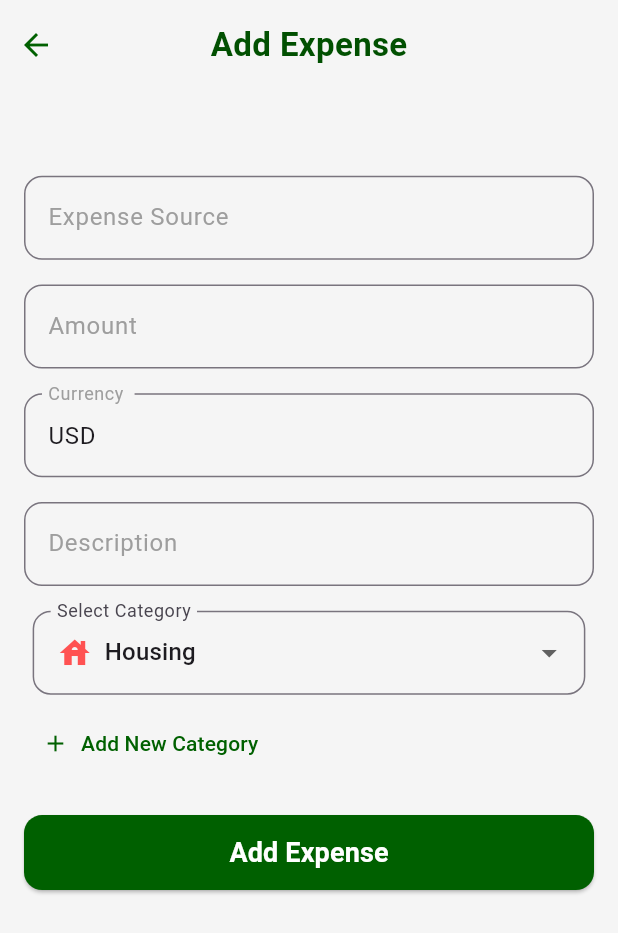
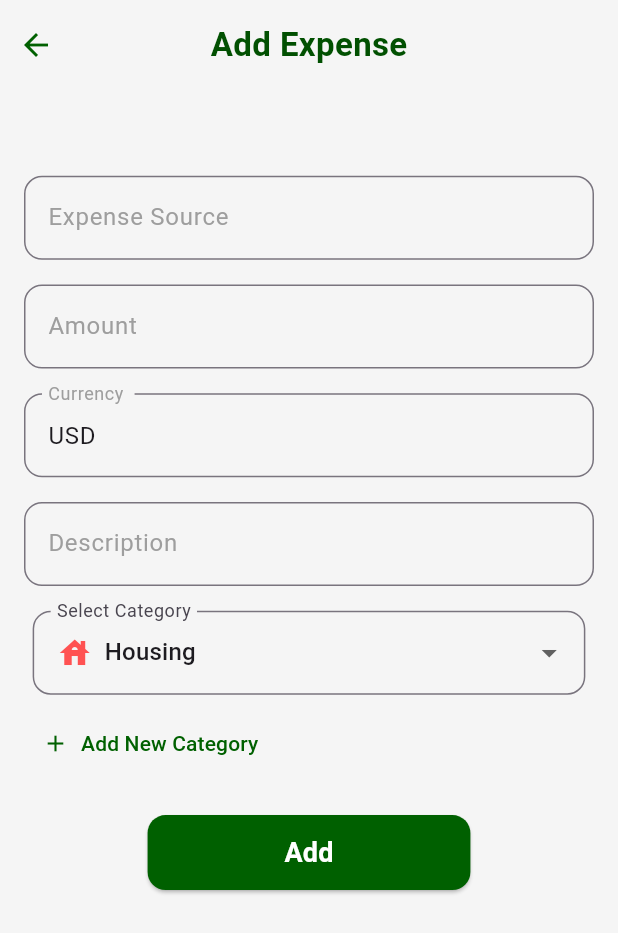
Before and after one commit to Expen-scope/exs-appp, a Flutter app: the AddExpences screen opened by its route, on a phone screen of 412 x 824 dp. Shown: the top 933 px of the screen. Run offline on Flutter 3.47's test engine with Material 3 defaults, Android fonts, the phone set to English and light mode, and no system bars; our stand-ins replace awesome_dialog, dio, fl_chart, flutter_local_notifications, flutter_secure_storage, get and 7 more; accounts and stored records are empty; Roboto replaces fonts that are missing (Cairo); statements that could not run were skipped.

Commit message:
edit add click

```diff
--- a/lib/view/AddExpense.dart
+++ b/lib/view/AddExpense.dart
@@ -218,7 +218,9 @@ class _AddExpencesState extends State<AddExpences> {
               ),
             ),
             SizedBox(height: 24),
-            ElevatedButton(
+            Padding(
+              padding: EdgeInsets.symmetric(horizontal: hight(context) * .1),
+              child: ElevatedButton(
                 onPressed: () {
                   print("Button Pressed!");
                   print("Source: ${sourceController.text}");
@@ -261,11 +263,12 @@ class _AddExpencesState extends State<AddExpences> {
                   ),
                 ),
                 child: const Text(
-                "Add Expense",
+                  "Add",
                   style: TextStyle(
                     fontSize: 18,
                     color: Colors.white,
                     fontWeight: FontWeight.bold,
+                  ),
                 ),
               ),
             ),
--- a/lib/view/AddGoalScreen.dart
+++ b/lib/view/AddGoalScreen.dart
@@ -299,16 +299,18 @@ class _AddGoalScreenState extends State<AddGoalScreen> {
               Padding(
                 padding: EdgeInsets.symmetric(horizontal: hight(context) * .1),
                 child: Container(
-                  color: Color(0xFF006000),
                   child: ElevatedButton(
                     onPressed: saveGoal,
                     style: ElevatedButton.styleFrom(
                       minimumSize: Size.fromHeight(50),
                       backgroundColor: Color(0xFF006000),
                       shadowColor: Colors.transparent,
+                      shape: RoundedRectangleBorder(
+                        borderRadius: BorderRadius.circular(24),
+                      ),
                     ),
                     child: const Text(
-                      "Save Goal",
+                      "Add",
                       style: TextStyle(fontSize: 18, color: Colors.white),
                     ),
                   ),
--- a/lib/view/ExpencesScreens.dart
+++ b/lib/view/ExpencesScreens.dart
@@ -2,7 +2,6 @@ import 'package:fl_chart/fl_chart.dart';
 import 'package:flutter/material.dart';
 import 'package:get/get.dart';
 import '../const/AppBarC.dart';
-import '../const/ContentLE.dart';
 import '../controller/ExpensesController.dart';
 import '../controller/IncomesController.dart';
 import 'AddExpense.dart';
--- a/lib/view/HomePage.dart
+++ b/lib/view/HomePage.dart
@@ -364,9 +364,9 @@ class HomePage extends StatelessWidget {
         height: 320,
         child: _buildBarChart(),
       ),
-      'savings_rate': _buildAnalysisCard(
-        key: const ValueKey('savings_rate'),
-        title: "Savings Rate",
+      'PFC': _buildAnalysisCard(
+        key: const ValueKey('PFC'),
+        title: "PFC",
         height: 320,
         child: _buildProjectionCard(),
       ),
--- a/lib/view/SplashScreen.dart
+++ b/lib/view/SplashScreen.dart
@@ -1,4 +1,5 @@
 import 'dart:async';
+import 'package:abo_najib_2/controller/ChatController.dart';
 import 'package:flutter/material.dart';
 import 'package:get/get.dart';
 
@@ -53,6 +54,7 @@ class _MyCustomSplashScreenState extends State<MyCustomSplashScreen>
     Get.put(ExpencesController(), permanent: true);
     Get.put(ReminderController(), permanent: true);
     Get.put(FinancialController(), permanent: true);
+    Get.lazyPut(() => ChatController());
     Get.put(GoalController(), permanent: true);
     Get.lazyPut(() => LoginController());
     Get.lazyPut(() => RegisterController());
```
Also changed, not shown: lib/view/AddIncomes.dart (+5 -2 lines). Lines whose indentation alone changed are shown as unchanged.
